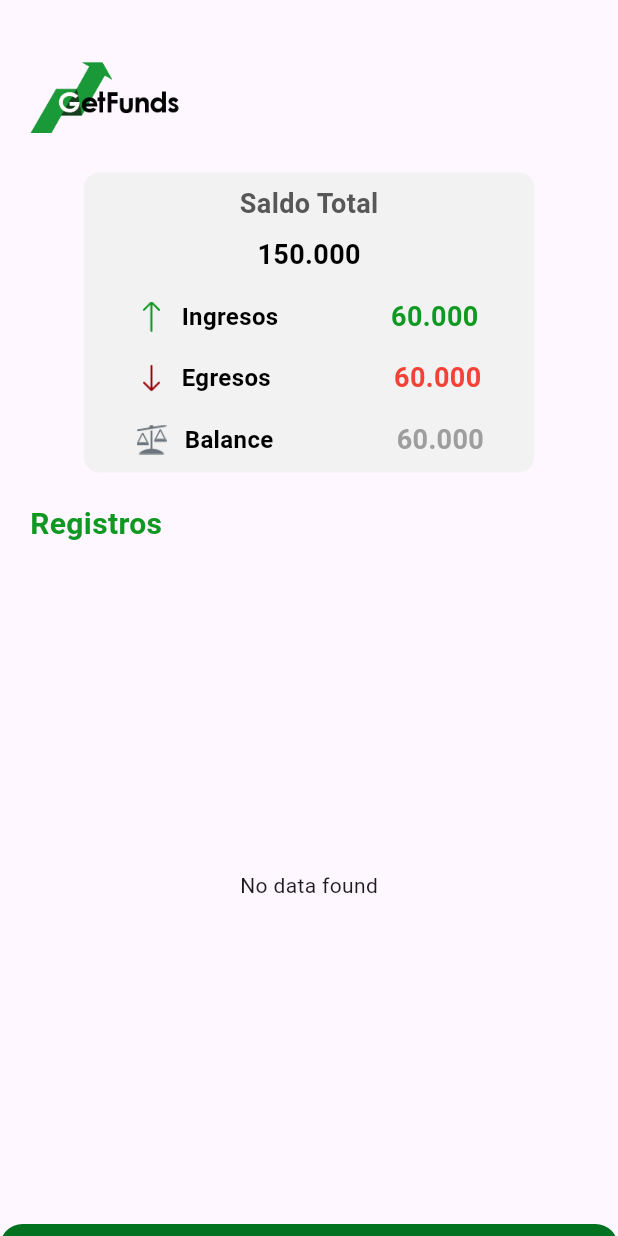
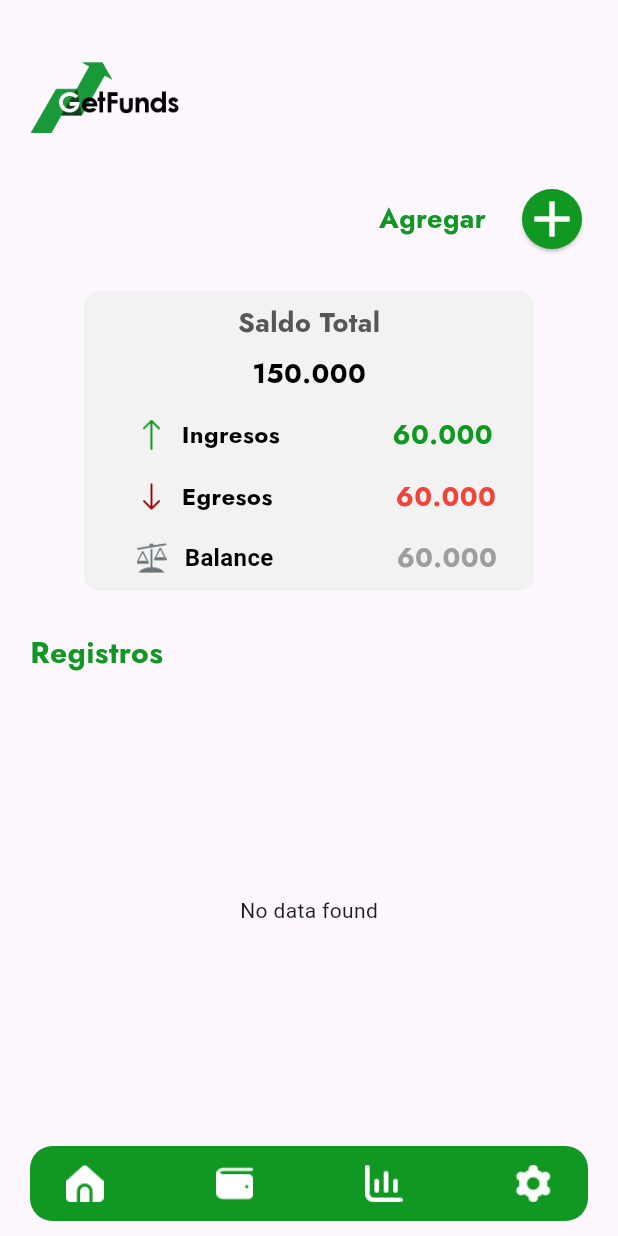
Before and after one commit to DPooL2004/GetFunds, a Flutter app: the home screen opened directly, on a phone screen of 412 x 824 dp. Run offline on Flutter 3.47's test engine with Material 3 defaults, Android fonts, the phone set to English and light mode, and no system bars; our stand-ins replace animated_splash_screen, cloud_firestore, firebase_auth, firebase_core, fluttertoast, local_auth and 1 more; accounts and stored records are empty; project files that could hold a hidden picture were left out.

Commit message:
Actualizo vistas ahorro y Home

```diff
--- a/lib/registros.dart
+++ b/lib/registros.dart
@@ -17,7 +17,7 @@ class _MyHomePageState extends State<MyHomePage> {
   }
 
   Future<QuerySnapshot> getData() async {
-    return FirebaseFirestore.instance.collection('ingresos').get();
+    return FirebaseFirestore.instance.collection('Registros').get();
   }
 
   @override
@@ -48,6 +48,7 @@ class _MyHomePageState extends State<MyHomePage> {
                           backgroundColor: Colors.grey,
 
                           title: Text(data['Categoria']),
+                          leading: Icon(Icons.accessibility_outlined),
                           children: [
                             Text('Valor: ${data['Valor']}'),
                           ],
--- a/lib/vistas/home.dart
+++ b/lib/vistas/home.dart
@@ -2,6 +2,7 @@ import 'package:flutter/material.dart';
 import 'package:getfunds/colores.dart';
 import 'package:getfunds/conexion.dart';
 import 'package:getfunds/registros.dart';
+import 'package:getfunds/vistas/ahorro.dart';
 
 class home extends StatefulWidget { // Make it StatefulWidget
   const home({super.key});
@@ -17,7 +18,7 @@ class _HomeState extends State<home> { // State class for Home
     return Scaffold(
       body: Container(
         child: Column(
-
+          mainAxisAlignment: MainAxisAlignment.spaceBetween,
           children: [
             Row(
               children: [
@@ -34,6 +35,36 @@ class _HomeState extends State<home> { // State class for Home
               ],
             ),
             Container(
+              child: Row(
+                mainAxisAlignment: MainAxisAlignment.end,
+                children: [
+                  Container(
+                    child: Text('Agregar',
+                    style: TextStyle(
+                      color: colorPrincipal,
+                      fontWeight: FontWeight.bold,
+                      fontSize: 18,
+                      fontFamily: 'Jost'
+                    ),
+                    ),
+                  ),
+                  ElevatedButton(
+                    style: ElevatedButton.styleFrom(
+                        backgroundColor: colorPrincipal,
+                        shape: CircleBorder()
+                    ),
+                    onPressed: (){},
+                    child: Icon(
+                      Icons.add,
+                      color: Colors.white,
+                      size: 40,
+                    ),
+                  )
+                ],
+              ),
+            ),
+            SizedBox(height: 10,),
+            Container(
               width: 300,
               height: 200,
               decoration: BoxDecoration(
@@ -49,7 +80,8 @@ class _HomeState extends State<home> { // State class for Home
                       style: TextStyle(
                         color: Color.fromRGBO(87, 87, 87, 1),
                         fontWeight: FontWeight.bold,
-                        fontSize: 18
+                        fontSize: 18,
+                        fontFamily: 'Jost'
                       ),),
                     ),
                   ),
@@ -58,7 +90,8 @@ class _HomeState extends State<home> { // State class for Home
                     style: TextStyle(
                       color: Colors.black,
                       fontWeight: FontWeight.bold,
-                      fontSize: 18
+                      fontSize: 18,
+                        fontFamily: 'Jost'
                     ),),
                   ),
                   Container(
@@ -80,7 +113,8 @@ class _HomeState extends State<home> { // State class for Home
                             style: TextStyle(
                                 color: Colors.black,
                                 fontWeight: FontWeight.bold,
-                                fontSize: 16
+                                fontSize: 16,
+                                fontFamily: 'Jost'
                             ),),
                         ),
                         Container(
@@ -89,7 +123,8 @@ class _HomeState extends State<home> { // State class for Home
                             style: TextStyle(
                                 color: colorPrincipal,
                                 fontWeight: FontWeight.bold,
-                                fontSize: 18
+                                fontSize: 18,
+                                fontFamily: 'Jost'
                             ),),
                         ),
                       ],
@@ -114,7 +149,8 @@ class _HomeState extends State<home> { // State class for Home
                             style: TextStyle(
                                 color: Colors.black,
                                 fontWeight: FontWeight.bold,
-                                fontSize: 16
+                                fontSize: 16,
+                                fontFamily: 'Jost'
                             ),),
                         ),
                         Container(
@@ -123,7 +159,8 @@ class _HomeState extends State<home> { // State class for Home
                             style: TextStyle(
                                 color: Colors.red,
                                 fontWeight: FontWeight.bold,
-                                fontSize: 18
+                                fontSize: 18,
+                                fontFamily: 'Jost'
                             ),),
                         ),
                       ],
@@ -157,7 +194,8 @@ class _HomeState extends State<home> { // State class for Home
                             style: TextStyle(
                                 color: Colors.grey,
                                 fontWeight: FontWeight.bold,
-                                fontSize: 18
+                                fontSize: 18,
+                                fontFamily: 'Jost'
                             ),),
                         ),
                       ],
@@ -174,7 +212,8 @@ class _HomeState extends State<home> { // State class for Home
                     style: TextStyle(
                         color: colorPrincipal,
                         fontWeight: FontWeight.bold,
-                        fontSize: 20
+                        fontSize: 20,
+                        fontFamily: 'Jost'
                     ),
                   ),
                 ),
@@ -182,15 +221,16 @@ class _HomeState extends State<home> { // State class for Home
             ),
             /*Se trae desde BD los registros en registros.dart*/
             Container(
-              height: 452,
+              height: 300,
               child: MyHomePage(),
             ),
             Container(
+              padding: EdgeInsets.only(top: 0, bottom: 10, left: 20, right: 20),
               child: Container(
                 height: 50,
                 decoration: BoxDecoration(
                   borderRadius: BorderRadius.circular(15),
-                  color: Color.fromRGBO(2,114,33,1),
+                  color: colorPrincipal,
                 ),
                 child: Row(
                   mainAxisAlignment: MainAxisAlignment.spaceBetween,
@@ -214,7 +254,11 @@ class _HomeState extends State<home> { // State class for Home
                         style: FilledButton.styleFrom(
                             backgroundColor: Colors.transparent
                         ),
-                        onPressed: (){},
+                        onPressed: (){
+                          Navigator.push(context,
+                              MaterialPageRoute(builder: (context)=>Ahorro())
+                          );
+                        },
                         child: Container(
                           height: 25,
                           width: 25,
```
Also changed, not shown: lib/vistas/ahorro.dart (+34 -9 lines).
